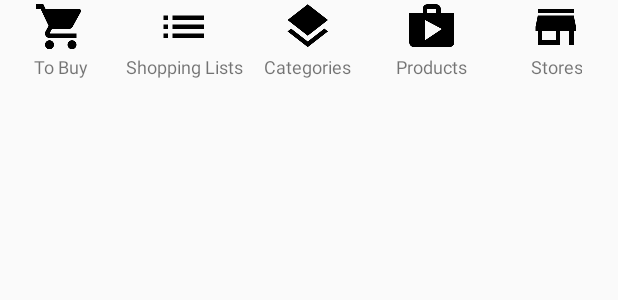
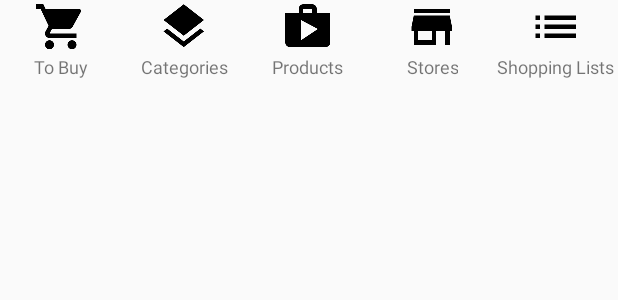
Before and after one commit to picazzo72/EasyShoppingList, an Android app: the layout fragment_buttons.xml on its own in the app's theme, with its tools: preview values and no code run, on a phone screen of 412 x 824 dp. Shown: the top 300 px of the screen. Run offline under Robolectric (Android 15) with nearby library versions, the phone set to English and light mode, and no system bars.

```diff
--- a/app/src/main/java/com/dandersen/app/easyshoppinglist/data/ShoppingContract.java
+++ b/app/src/main/java/com/dandersen/app/easyshoppinglist/data/ShoppingContract.java
@@ -35,6 +35,7 @@ public class ShoppingContract {
     // The following paths does not match table names
     public static final String PATH_PRODUCT_WITH_CATEGORY = "product_with_category";
     public static final String PATH_PRODUCT_ACTIVE_LIST = "product_active_shoppinglist";
+    public static final String PATH_SHOP_ACTIVE_LIST = "shop_active_shoppinglist";
 
     // To make it easy to query for the exact date, we normalize all dates that go into
     // the database to the start of the the Julian day at UTC.
@@ -171,6 +172,8 @@ public class ShoppingContract {
 
         public static final Uri CONTENT_URI =
                 BASE_CONTENT_URI.buildUpon().appendPath(PATH_SHOP).build();
+        public static final Uri CONTENT_ACTIVE_LIST_URI =
+                BASE_CONTENT_URI.buildUpon().appendPath(PATH_SHOP_ACTIVE_LIST).build();
 
         public static final String CONTENT_TYPE =
                 ContentResolver.CURSOR_DIR_BASE_TYPE + "/" + CONTENT_AUTHORITY + "/" + PATH_SHOP;
@@ -293,6 +296,9 @@ public class ShoppingContract {
         // Sort order
         public static final String COLUMN_SORT_ORDER = "slp_sort_order";
 
+        // Timestamp
+        public static final String COLUMN_TIMESTAMP = "timestamp";
+
         public static Uri buildShoppingListProductsUri(long id) {
             return ContentUris.withAppendedId(CONTENT_URI, id);
         }
--- a/app/src/main/res/layout/fragment_buttons.xml
+++ b/app/src/main/res/layout/fragment_buttons.xml
@@ -1,5 +1,7 @@
 <?xml version="1.0" encoding="utf-8"?>
 <LinearLayout xmlns:android="http://schemas.android.com/apk/res/android"
+    xmlns:tools="http://schemas.android.com/tools"
+    android:baselineAligned="false"
     android:orientation="horizontal"
     android:layout_width="match_parent"
     android:layout_height="wrap_content">
@@ -17,7 +19,8 @@
             android:layout_width="wrap_content"
             android:layout_height="wrap_content"
             android:scaleType="center"
-            android:src="@drawable/ic_shopping_cart_black_36dp" />
+            android:src="@drawable/ic_shopping_cart_black_36dp"
+            android:contentDescription="@string/button_current_list"/>
 
         <TextView
             android:id="@+id/current_list_text"
@@ -25,7 +28,91 @@
             android:layout_height="wrap_content"
             android:gravity="center_horizontal"
             android:text="@string/button_current_list"
-            android:textSize="@dimen/abc_text_size_caption_material"/>
+            android:textSize="@dimen/abc_text_size_caption_material"
+            tools:ignore="PrivateResource"/>
+
+    </LinearLayout>
+
+    <LinearLayout
+        android:id="@+id/category_group"
+        android:orientation="vertical"
+        android:layout_width="0dp"
+        android:layout_height="match_parent"
+        android:gravity="center_horizontal"
+        android:layout_weight="1">
+
+        <ImageView
+            android:id="@+id/category_button"
+            android:layout_width="wrap_content"
+            android:layout_height="wrap_content"
+            android:scaleType="center"
+            android:src="@drawable/ic_layers_black_36dp"
+            android:contentDescription="@string/button_categories"/>
+
+        <TextView
+            android:id="@+id/category_text"
+            android:layout_width="wrap_content"
+            android:layout_height="wrap_content"
+            android:gravity="center_horizontal"
+            android:text="@string/button_categories"
+            android:textSize="@dimen/abc_text_size_caption_material"
+            tools:ignore="PrivateResource"/>
+
+    </LinearLayout>
+
+    <LinearLayout
+        android:id="@+id/product_group"
+        android:orientation="vertical"
+        android:layout_width="0dp"
+        android:layout_height="match_parent"
+        android:gravity="center_horizontal"
+        android:layout_weight="1">
+
+        <ImageView
+            android:id="@+id/product_button"
+            android:layout_width="wrap_content"
+            android:layout_height="wrap_content"
+            android:scaleType="center"
+            android:src="@drawable/ic_shop_black_36dp"
+            android:contentDescription="@string/button_products"/>
+
+        <TextView
+            android:id="@+id/product_text"
+            android:layout_width="wrap_content"
+            android:layout_height="wrap_content"
+            android:gravity="center_horizontal"
+            android:text="@string/button_products"
+            android:textSize="@dimen/abc_text_size_caption_material"
+            android:contentDescription="@string/button_products"
+            tools:ignore="PrivateResource"/>
+
+    </LinearLayout>
+
+    <LinearLayout
+        android:id="@+id/shop_group"
+        android:orientation="vertical"
+        android:layout_width="0dp"
+        android:layout_height="match_parent"
+        android:gravity="center_horizontal"
+        android:layout_weight="1">
+
+        <ImageView
+            android:id="@+id/shop_button"
+            android:layout_width="wrap_content"
+            android:layout_height="wrap_content"
+            android:scaleType="center"
+            android:src="@drawable/ic_store_black_36dp"
+            android:contentDescription="@string/button_shop"/>
+
+        <TextView
+            android:id="@+id/shop_text"
+            android:layout_width="wrap_content"
+            android:layout_height="wrap_content"
+            android:gravity="center_horizontal"
+            android:text="@string/button_shop"
+            android:textSize="@dimen/abc_text_size_caption_material"
+            android:contentDescription="@string/button_shop"
+            tools:ignore="PrivateResource"/>
 
     </LinearLayout>
 
@@ -42,7 +129,8 @@
             android:layout_width="wrap_content"
             android:layout_height="wrap_content"
             android:scaleType="center"
-            android:src="@drawable/ic_list_black_36dp"/>
+            android:src="@drawable/ic_list_black_36dp"
+            android:contentDescription="@string/button_shopping_lists"/>
 
         <TextView
             android:id="@+id/shopping_list_text"
@@ -50,82 +138,9 @@
             android:layout_height="wrap_content"
             android:gravity="center_horizontal"
             android:text="@string/button_shopping_lists"
-            android:textSize="@dimen/abc_text_size_caption_material"/>
-
-    </LinearLayout>
-
-    <LinearLayout
-        android:id="@+id/category_group"
-        android:orientation="vertical"
-        android:layout_width="0dp"
-        android:layout_height="match_parent"
-        android:gravity="center_horizontal"
-        android:layout_weight="1">
-
-        <ImageView
-            android:id="@+id/category_button"
-            android:layout_width="wrap_content"
-            android:layout_height="wrap_content"
-            android:scaleType="center"
-            android:src="@drawable/ic_layers_black_36dp"/>
-
-        <TextView
-            android:id="@+id/category_text"
-            android:layout_width="wrap_content"
-            android:layout_height="wrap_content"
-            android:gravity="center_horizontal"
-            android:text="@string/button_categories"
-            android:textSize="@dimen/abc_text_size_caption_material"/>
-
-    </LinearLayout>
-
-    <LinearLayout
-        android:id="@+id/product_group"
-        android:orientation="vertical"
-        android:layout_width="0dp"
-        android:layout_height="match_parent"
-        android:gravity="center_horizontal"
-        android:layout_weight="1">
-
-        <ImageView
-            android:id="@+id/product_button"
-            android:layout_width="wrap_content"
-            android:layout_height="wrap_content"
-            android:scaleType="center"
-            android:src="@drawable/ic_shop_black_36dp"/>
-
-        <TextView
-            android:id="@+id/product_text"
-            android:layout_width="wrap_content"
-            android:layout_height="wrap_content"
-            android:gravity="center_horizontal"
-            android:text="@string/button_products"
-            android:textSize="@dimen/abc_text_size_caption_material"/>
-
-    </LinearLayout>
-
-    <LinearLayout
-        android:id="@+id/shop_group"
-        android:orientation="vertical"
-        android:layout_width="0dp"
-        android:layout_height="match_parent"
-        android:gravity="center_horizontal"
-        android:layout_weight="1">
-
-        <ImageView
-            android:id="@+id/shop_button"
-            android:layout_width="wrap_content"
-            android:layout_height="wrap_content"
-            android:scaleType="center"
-            android:src="@drawable/ic_store_black_36dp"/>
-
-        <TextView
-            android:id="@+id/shop_text"
-            android:layout_width="wrap_content"
-            android:layout_height="wrap_content"
-            android:gravity="center_horizontal"
-            android:text="@string/button_shop"
-            android:textSize="@dimen/abc_text_size_caption_material"/>
+            android:textSize="@dimen/abc_text_size_caption_material"
+            android:contentDescription="@string/button_shopping_lists"
+            tools:ignore="PrivateResource"/>
 
     </LinearLayout>
 
--- a/app/src/main/res/layout/list_item_shop_active_list.xml
+++ b/app/src/main/res/layout/list_item_shop_active_list.xml
@@ -6,6 +6,8 @@
     android:layout_height="wrap_content"
     android:background="@color/colorDarkGray"
     android:padding="@dimen/detail_item_horizonal_padding"
+    android:layout_marginTop="1dp"
+    android:layout_marginBottom="1dp"
     android:gravity="center_vertical">
 
     <ImageView
--- a/app/src/main/res/values/colors.xml
+++ b/app/src/main/res/values/colors.xml
@@ -6,5 +6,5 @@
     <color name="colorLightBlue">#33ccff</color>
     <color name="colorBlack">#000000</color>
     <color name="colorWhite">#ffffff</color>
-    <color name="colorDarkGray">#544545</color>
+    <color name="colorDarkGray">#595959</color>
 </resources>
--- a/app/src/main/res/values/strings.xml
+++ b/app/src/main/res/values/strings.xml
@@ -75,7 +75,8 @@
     // New shopping list
     <string name="new_shopping_list_name">New shopping list</string>
 
-    // Default shop name
+    // Default values
     <string name="default_shop_name">Any shop</string>
+    <string name="default_product_name">Any product</string>
 
 </resources>
```
Also changed, not shown: app/src/main/java/com/dandersen/app/easyshoppinglist/ActiveListAdapter.java (+53 -11 lines), app/src/main/java/com/dandersen/app/easyshoppinglist/ActiveListFragment.java (+11 -3 lines), app/src/main/java/com/dandersen/app/easyshoppinglist/ProductAdapter.java (+30 -14 lines), app/src/main/java/com/dandersen/app/easyshoppinglist/ShopAdapter.java (+3 -18 lines), app/src/main/java/com/dandersen/app/easyshoppinglist/data/ActiveListUtil.java (added, +135 -0 lines), app/src/main/java/com/dandersen/app/easyshoppinglist/data/ShoppingDbHelper.java (+18 -10 lines), app/src/main/java/com/dandersen/app/easyshoppinglist/data/ShoppingProvider.java (+64 -4 lines), app/src/main/java/com/dandersen/app/easyshoppinglist/data/Utilities.java (+0 -35 lines).
